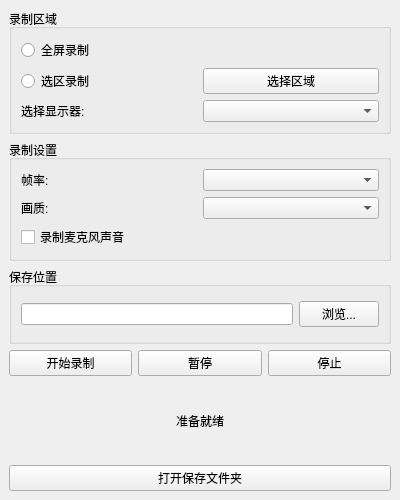
Old version of the form src/MainWindow.ui in the repository m1ld-bit/qt-screen-recorder.
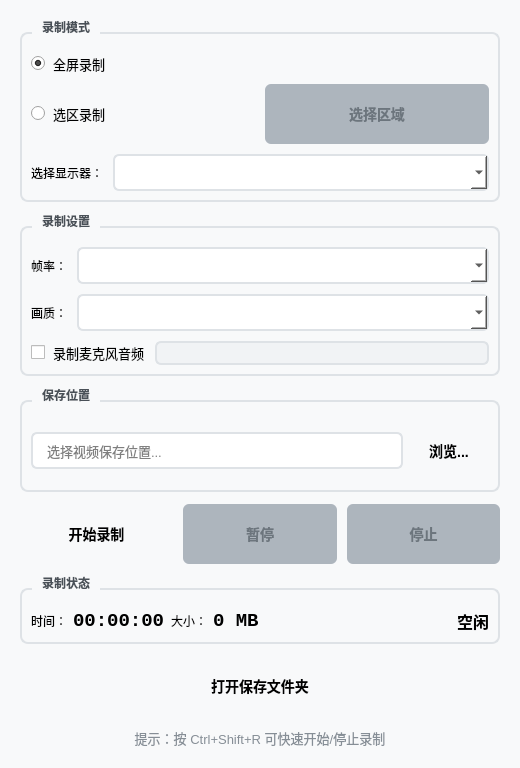
New version of the form.

The edit to the form file:
```diff
--- a/src/MainWindow.ui
+++ b/src/MainWindow.ui
@@ -6,26 +6,113 @@
    <rect>
     <x>0</x>
     <y>0</y>
-    <width>400</width>
-    <height>500</height>
+    <width>520</width>
+    <height>680</height>
    </rect>
   </property>
   <property name="windowTitle">
    <string>屏幕录制器</string>
   </property>
+  <property name="styleSheet">
+   <string notr="true">
+QMainWindow {
+    background-color: #f8f9fa;
+}
+QGroupBox {
+    font-weight: bold;
+    border: 2px solid #dee2e6;
+    border-radius: 8px;
+    margin-top: 12px;
+    padding-top: 10px;
+}
+QGroupBox::title {
+    subcontrol-origin: margin;
+    left: 12px;
+    padding: 0 8px;
+    color: #495057;
+}
+QPushButton {
+    padding: 10px 20px;
+    border: none;
+    border-radius: 6px;
+    font-size: 14px;
+    font-weight: 500;
+    min-height: 40px;
+}
+QPushButton:hover {
+    opacity: 0.9;
+}
+QPushButton:pressed {
+    opacity: 0.8;
+}
+QPushButton:disabled {
+    background-color: #adb5bd;
+    color: #6c757d;
+}
+QComboBox, QLineEdit {
+    padding: 8px 12px;
+    border: 2px solid #dee2e6;
+    border-radius: 6px;
+    background-color: white;
+    font-size: 13px;
+}
+QComboBox:hover, QLineEdit:hover {
+    border-color: #adb5bd;
+}
+QComboBox:focus, QLineEdit:focus {
+    border-color: #228be6;
+}
+QRadioButton, QCheckBox {
+    font-size: 13px;
+    spacing: 8px;
+}
+QProgressBar {
+    border: 2px solid #dee2e6;
+    border-radius: 6px;
+    text-align: center;
+    height: 20px;
+    background-color: #f1f3f5;
+}
+QProgressBar::chunk {
+    background-color: #40c057;
+    border-radius: 4px;
+}
+</string>
+  </property>
   <widget class="QWidget" name="centralWidget">
-   <layout class="QVBoxLayout" name="verticalLayout">
+   <layout class="QVBoxLayout" name="mainLayout">
+    <property name="spacing">
+     <number>12</number>
+    </property>
+    <property name="leftMargin">
+     <number>20</number>
+    </property>
+    <property name="topMargin">
+     <number>20</number>
+    </property>
+    <property name="rightMargin">
+     <number>20</number>
+    </property>
+    <property name="bottomMargin">
+     <number>20</number>
+    </property>
     <item>
-     <widget class="QGroupBox" name="groupBox">
+     <widget class="QGroupBox" name="recordModeGroup">
       <property name="title">
-       <string>录制区域</string>
+       <string>录制模式</string>
       </property>
-      <layout class="QVBoxLayout" name="verticalLayout_2">
+      <layout class="QVBoxLayout" name="recordModeLayout">
+       <property name="spacing">
+        <number>10</number>
+       </property>
        <item>
         <widget class="QRadioButton" name="fullScreenRadio">
          <property name="text">
           <string>全屏录制</string>
          </property>
+         <property name="checked">
+          <bool>true</bool>
+         </property>
         </widget>
        </item>
        <item>
@@ -42,6 +129,9 @@
            <property name="text">
             <string>选择区域</string>
            </property>
+           <property name="enabled">
+            <bool>false</bool>
+           </property>
           </widget>
          </item>
         </layout>
@@ -51,12 +141,19 @@
          <item>
           <widget class="QLabel" name="label">
            <property name="text">
-            <string>选择显示器:</string>
+            <string>选择显示器：</string>
            </property>
           </widget>
          </item>
          <item>
-          <widget class="QComboBox" name="screenCombo"/>
+          <widget class="QComboBox" name="screenCombo">
+           <property name="sizePolicy">
+            <sizepolicy hsizetype="Expanding" vsizetype="Fixed">
+             <horstretch>0</horstretch>
+             <verstretch>0</verstretch>
+            </sizepolicy>
+           </property>
+          </widget>
          </item>
         </layout>
        </item>
@@ -64,22 +161,32 @@
      </widget>
     </item>
     <item>
-     <widget class="QGroupBox" name="groupBox_2">
+     <widget class="QGroupBox" name="settingsGroup">
       <property name="title">
        <string>录制设置</string>
       </property>
-      <layout class="QVBoxLayout" name="verticalLayout_3">
+      <layout class="QVBoxLayout" name="settingsLayout">
+       <property name="spacing">
+        <number>10</number>
+       </property>
        <item>
         <layout class="QHBoxLayout" name="horizontalLayout_3">
          <item>
           <widget class="QLabel" name="label_2">
            <property name="text">
-            <string>帧率:</string>
+            <string>帧率：</string>
            </property>
           </widget>
          </item>
          <item>
-          <widget class="QComboBox" name="fpsCombo"/>
+          <widget class="QComboBox" name="fpsCombo">
+           <property name="sizePolicy">
+            <sizepolicy hsizetype="Expanding" vsizetype="Fixed">
+             <horstretch>0</horstretch>
+             <verstretch>0</verstretch>
+            </sizepolicy>
+           </property>
+          </widget>
          </item>
         </layout>
        </item>
@@ -88,33 +195,67 @@
          <item>
           <widget class="QLabel" name="label_3">
            <property name="text">
-            <string>画质:</string>
+            <string>画质：</string>
            </property>
           </widget>
          </item>
          <item>
-          <widget class="QComboBox" name="qualityCombo"/>
+          <widget class="QComboBox" name="qualityCombo">
+           <property name="sizePolicy">
+            <sizepolicy hsizetype="Expanding" vsizetype="Fixed">
+             <horstretch>0</horstretch>
+             <verstretch>0</verstretch>
+            </sizepolicy>
+           </property>
+          </widget>
          </item>
         </layout>
        </item>
        <item>
-        <widget class="QCheckBox" name="audioCheck">
-         <property name="text">
-          <string>录制麦克风声音</string>
-         </property>
-        </widget>
+        <layout class="QHBoxLayout" name="audioLayout">
+         <item>
+          <widget class="QCheckBox" name="audioCheck">
+           <property name="text">
+            <string>录制麦克风音频</string>
+           </property>
+          </widget>
+         </item>
+         <item>
+          <widget class="QProgressBar" name="audioProgress">
+           <property name="sizePolicy">
+            <sizepolicy hsizetype="Expanding" vsizetype="Fixed">
+             <horstretch>0</horstretch>
+             <verstretch>0</verstretch>
+            </sizepolicy>
+           </property>
+           <property name="maximum">
+            <number>100</number>
+           </property>
+           <property name="value">
+            <number>0</number>
+           </property>
+           <property name="textVisible">
+            <bool>false</bool>
+           </property>
+          </widget>
+         </item>
+        </layout>
        </item>
       </layout>
      </widget>
     </item>
     <item>
-     <widget class="QGroupBox" name="groupBox_3">
+     <widget class="QGroupBox" name="saveGroup">
       <property name="title">
        <string>保存位置</string>
       </property>
       <layout class="QHBoxLayout" name="horizontalLayout_5">
        <item>
-        <widget class="QLineEdit" name="outputPathEdit"/>
+        <widget class="QLineEdit" name="outputPathEdit">
+         <property name="placeholderText">
+          <string>选择视频保存位置...</string>
+         </property>
+        </widget>
        </item>
        <item>
         <widget class="QPushButton" name="browseBtn">
@@ -127,9 +268,18 @@
      </widget>
     </item>
     <item>
-     <layout class="QHBoxLayout" name="horizontalLayout_6">
+     <layout class="QHBoxLayout" name="controlLayout">
+      <property name="spacing">
+       <number>10</number>
+      </property>
       <item>
        <widget class="QPushButton" name="startBtn">
+        <property name="sizePolicy">
+         <sizepolicy hsizetype="Expanding" vsizetype="Fixed">
+          <horstretch>1</horstretch>
+          <verstretch>0</verstretch>
+         </sizepolicy>
+        </property>
         <property name="text">
          <string>开始录制</string>
         </property>
@@ -137,28 +287,116 @@
       </item>
       <item>
        <widget class="QPushButton" name="pauseBtn">
+        <property name="sizePolicy">
+         <sizepolicy hsizetype="Expanding" vsizetype="Fixed">
+          <horstretch>1</horstretch>
+          <verstretch>0</verstretch>
+         </sizepolicy>
+        </property>
         <property name="text">
          <string>暂停</string>
         </property>
+        <property name="enabled">
+         <bool>false</bool>
+        </property>
        </widget>
       </item>
       <item>
        <widget class="QPushButton" name="stopBtn">
+        <property name="sizePolicy">
+         <sizepolicy hsizetype="Expanding" vsizetype="Fixed">
+          <horstretch>1</horstretch>
+          <verstretch>0</verstretch>
+         </sizepolicy>
+        </property>
         <property name="text">
          <string>停止</string>
         </property>
+        <property name="enabled">
+         <bool>false</bool>
+        </property>
        </widget>
       </item>
      </layout>
     </item>
     <item>
-     <widget class="QLabel" name="statusLabel">
-      <property name="text">
-       <string>准备就绪</string>
+     <widget class="QGroupBox" name="statusGroup">
+      <property name="title">
+       <string>录制状态</string>
       </property>
-      <property name="alignment">
-       <set>Qt::AlignCenter</set>
-      </property>
+      <layout class="QHBoxLayout" name="statusLayout">
+       <item>
+        <widget class="QLabel" name="statusLabel1">
+         <property name="text">
+          <string>时间：</string>
+         </property>
+        </widget>
+       </item>
+       <item>
+        <widget class="QLabel" name="statusTimeLabel">
+         <property name="font">
+          <font>
+           <family>Consolas</family>
+           <pointsize>14</pointsize>
+           <weight>75</weight>
+           <bold>true</bold>
+          </font>
+         </property>
+         <property name="text">
+          <string>00:00:00</string>
+         </property>
+        </widget>
+       </item>
+       <item>
+        <widget class="QLabel" name="statusLabel2">
+         <property name="text">
+          <string>大小：</string>
+         </property>
+        </widget>
+       </item>
+       <item>
+        <widget class="QLabel" name="statusSizeLabel">
+         <property name="font">
+          <font>
+           <family>Consolas</family>
+           <pointsize>14</pointsize>
+           <weight>75</weight>
+           <bold>true</bold>
+          </font>
+         </property>
+         <property name="text">
+          <string>0 MB</string>
+         </property>
+        </widget>
+       </item>
+       <item>
+        <spacer name="statusSpacer">
+         <property name="orientation">
+          <enum>Qt::Horizontal</enum>
+         </property>
+         <property name="sizeHint" stdset="0">
+          <size>
+           <width>40</width>
+           <height>20</height>
+          </size>
+         </property>
+        </spacer>
+       </item>
+       <item>
+        <widget class="QLabel" name="statusStateLabel">
+         <property name="font">
+          <font>
+           <pointsize>12</pointsize>
+           <weight>75</weight>
+           <bold>true</bold>
+          </font>
+         </property>
+         <property name="text">
+          <string>空闲</string>
+         </property>
+        </widget>
+       </item>
+      </layout>
      </widget>
     </item>
     <item>
@@ -168,6 +406,37 @@
       </property>
      </widget>
     </item>
+    <item>
+     <spacer name="mainSpacer">
+      <property name="orientation">
+       <enum>Qt::Vertical</enum>
+      </property>
+      <property name="sizeHint" stdset="0">
+       <size>
+        <width>20</width>
+        <height>20</height>
+       </size>
+      </property>
+     </spacer>
+    </item>
+    <item>
+     <widget class="QLabel" name="shortcutLabel">
+      <property name="font">
+       <font>
+        <pointsize>10</pointsize>
+       </font>
+      </property>
+      <property name="styleSheet">
+       <string notr="true">color: #868e96;</string>
+      </property>
+      <property name="text">
+       <string>提示：按 Ctrl+Shift+R 可快速开始/停止录制</string>
+      </property>
+      <property name="alignment">
+       <set>Qt::AlignCenter</set>
+      </property>
+     </widget>
+    </item>
    </layout>
   </widget>
  </widget>
```
Left out of the diff: 17 changed lines with no effect on the pictures.
